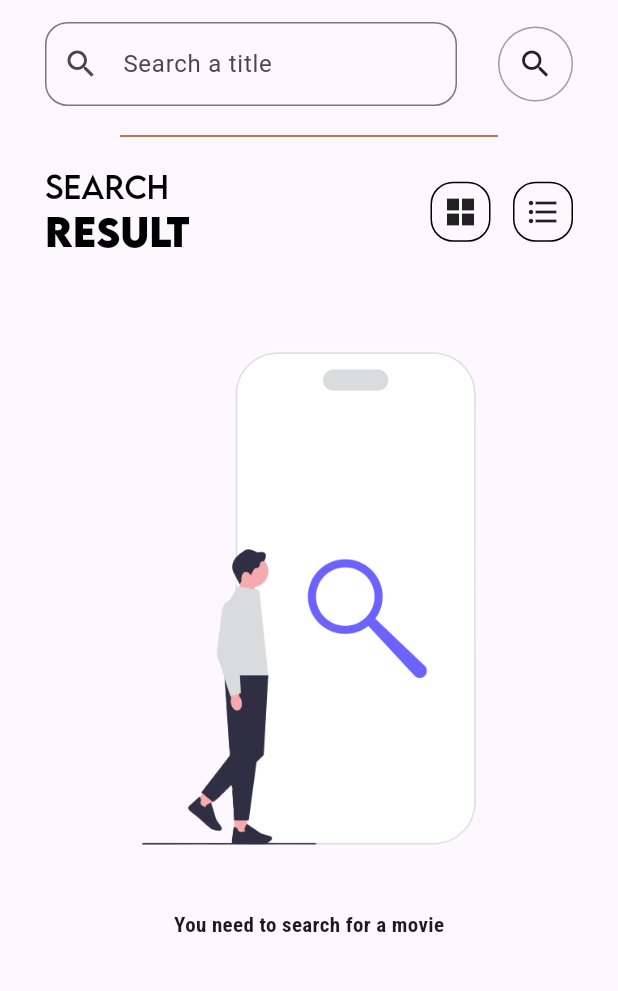
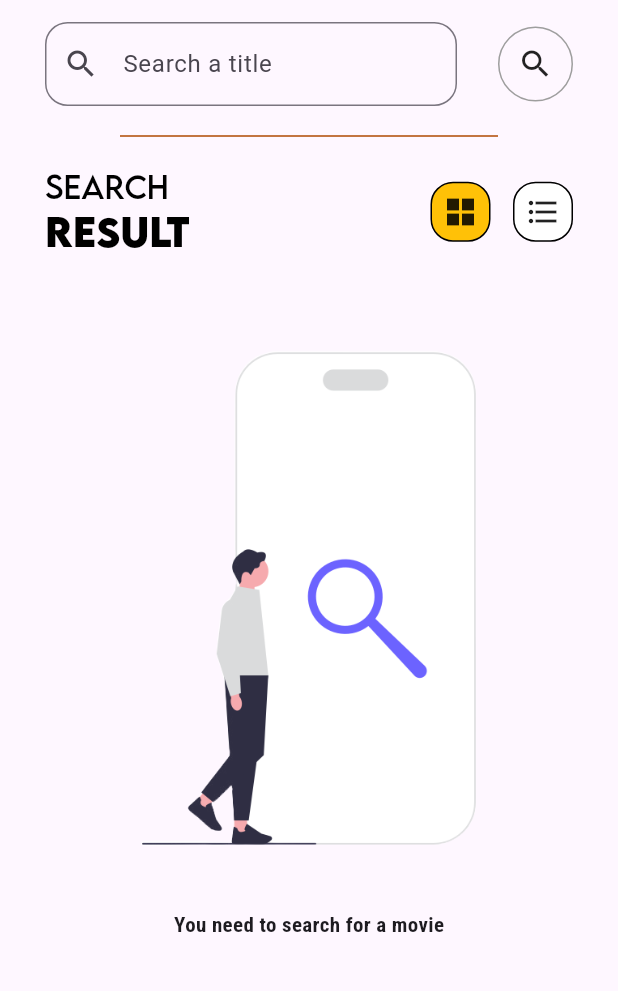
Before and after one commit to casertaPaulo/frontend-movie, a Flutter app: the HomePage screen opened directly, on a phone screen of 412 x 824 dp, the part 77-1068 px from its top. Run offline on Flutter 3.47's test engine with Material 3 defaults, Android fonts, the phone set to English and light mode, and no system bars; our stand-ins replace get, google_nav_bar.

Commit message:
adding color feedback in list type options

```diff
--- a/lib/view/pages/home_page.dart
+++ b/lib/view/pages/home_page.dart
@@ -146,6 +146,7 @@ class _HomePageState extends State<HomePage> {
                           width: 40,
                           height: 40,
                           decoration: BoxDecoration(
+                              color: isGrid ? Colors.amber : Colors.white,
                               border: Border.all(color: Colors.black),
                               borderRadius: BorderRadius.circular(15)),
                           child: const Icon(Icons.grid_view_sharp),
@@ -160,6 +161,7 @@ class _HomePageState extends State<HomePage> {
                           width: 40,
                           height: 40,
                           decoration: BoxDecoration(
+                              color: !isGrid ? Colors.amber : Colors.white,
                               border: Border.all(color: Colors.black),
                               borderRadius: BorderRadius.circular(15)),
                           child:
```
